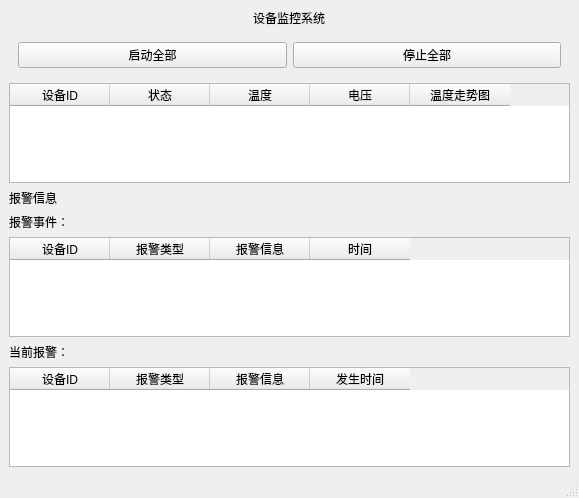
Old version of the form UI/mainwindow.ui in the repository Chick9N/MonitoringSystem.
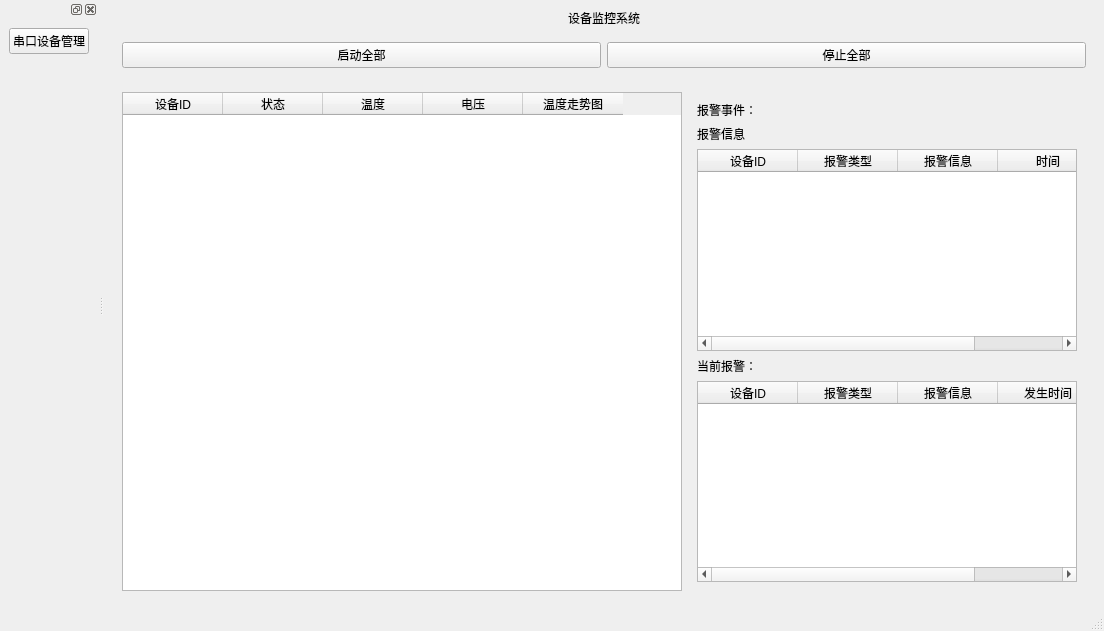
New version of the form.

Commit message: Day9: 完善串口配置窗口与状态管理

```diff
--- a/UI/mainwindow.ui
+++ b/UI/mainwindow.ui
@@ -6,8 +6,8 @@
    <rect>
     <x>0</x>
     <y>0</y>
-    <width>579</width>
-    <height>498</height>
+    <width>1104</width>
+    <height>631</height>
    </rect>
   </property>
   <property name="sizePolicy">
@@ -49,7 +49,16 @@
      </widget>
     </item>
     <item>
+     <widget class="QWidget" name="widget_3" native="true">
+      <layout class="QHBoxLayout" name="horizontalLayout">
+       <item>
      <widget class="QTableWidget" name="deviceTable">
+         <property name="minimumSize">
+          <size>
+           <width>560</width>
+           <height>260</height>
+          </size>
+         </property>
       <property name="contextMenuPolicy">
        <enum>Qt::ContextMenuPolicy::DefaultContextMenu</enum>
       </property>
@@ -81,12 +90,8 @@
      </widget>
     </item>
     <item>
-     <widget class="QLabel" name="label">
-      <property name="text">
-       <string>报警信息</string>
-      </property>
-     </widget>
-    </item>
+        <widget class="QWidget" name="widget_2" native="true">
+         <layout class="QVBoxLayout" name="verticalLayout_2">
     <item>
      <widget class="QLabel" name="alarmCountLabel">
       <property name="text">
@@ -94,6 +99,13 @@
       </property>
      </widget>
     </item>
+          <item>
+           <widget class="QLabel" name="label">
+            <property name="text">
+             <string>报警信息</string>
+            </property>
+           </widget>
+          </item>
     <item>
      <widget class="QTableWidget" name="alarmTable">
       <column>
@@ -151,6 +163,12 @@
     </item>
    </layout>
   </widget>
+       </item>
+      </layout>
+     </widget>
+    </item>
+   </layout>
+  </widget>
   <widget class="QMenuBar" name="menubar">
    <property name="geometry">
     <rect>
@@ -162,6 +180,35 @@
    </property>
   </widget>
   <widget class="QStatusBar" name="statusbar"/>
+  <widget class="QDockWidget" name="dockWidget">
+   <attribute name="dockWidgetArea">
+    <number>1</number>
+   </attribute>
+   <widget class="QWidget" name="dockWidgetContents">
+    <layout class="QVBoxLayout" name="verticalLayout_3">
+     <item>
+      <widget class="QPushButton" name="serialConfigBtn">
+       <property name="text">
+        <string>串口设备管理</string>
+       </property>
+      </widget>
+     </item>
+     <item>
+      <spacer name="verticalSpacer">
+       <property name="orientation">
+        <enum>Qt::Orientation::Vertical</enum>
+       </property>
+       <property name="sizeHint" stdset="0">
+        <size>
+         <width>20</width>
+         <height>40</height>
+        </size>
+       </property>
+      </spacer>
+     </item>
+    </layout>
+   </widget>
+  </widget>
  </widget>
  <resources/>
  <connections/>
```
Left out of the diff: 2 changed lines with no effect on the pictures. Lines whose indentation alone changed are shown as unchanged. The commit also changes 10 other files.
